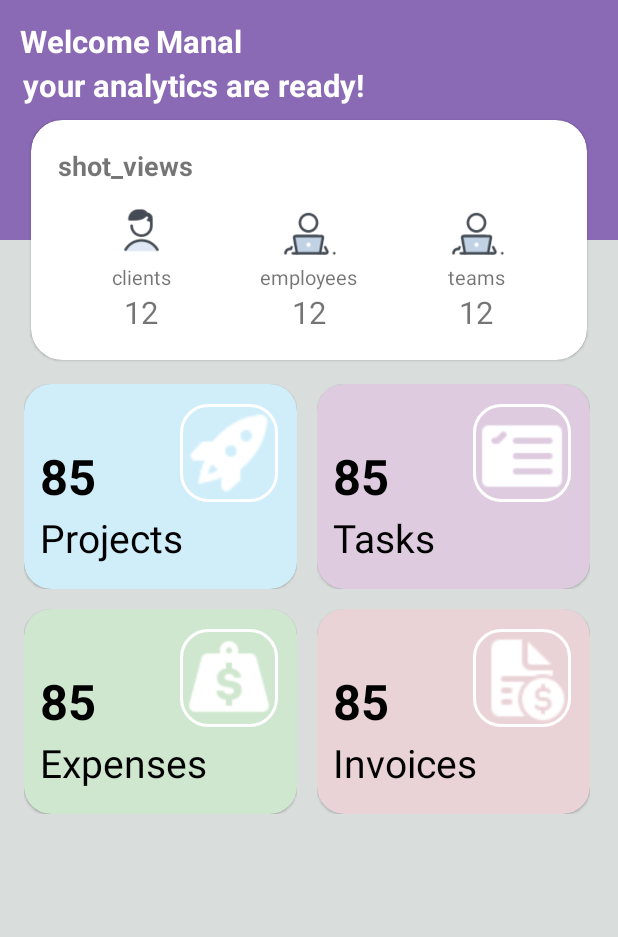
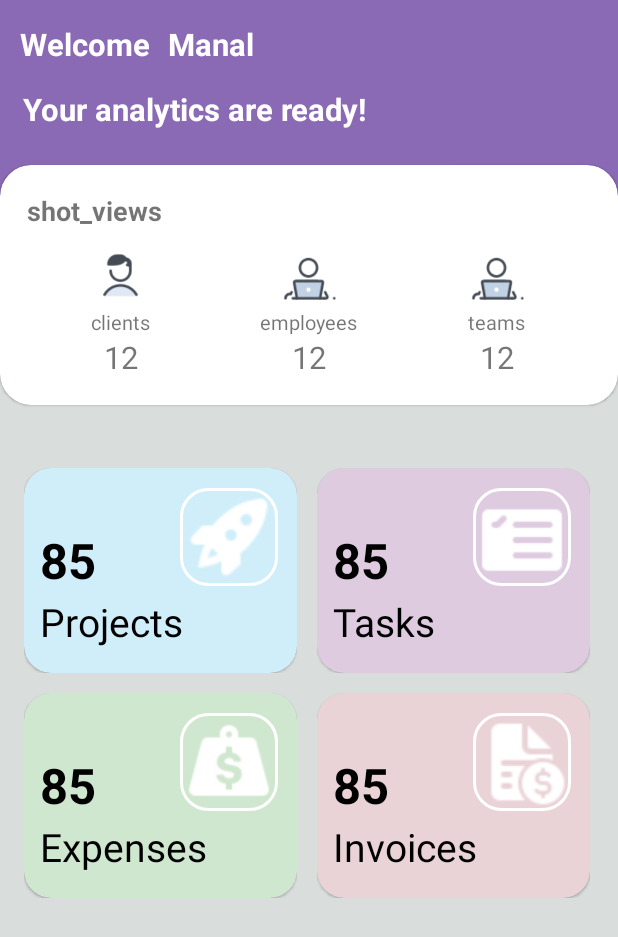
Before and after one commit to SoftClick-for-project-managment/SoftClick_mobile, an Android app: the fragment PrincipalFragment shown on its own in the app's theme, on a phone screen of 412 x 824 dp. Shown: the top 937 px of the screen. Run offline under Robolectric (Android 15) with nearby library versions, the phone set to English and light mode, and no system bars; our stand-ins replace sdp/ssp sizes.

Commit message:
team_commit

```diff
--- a/app/src/main/res/layout/fragment_principal.xml
+++ b/app/src/main/res/layout/fragment_principal.xml
@@ -27,7 +27,7 @@
         android:layout_width="wrap_content"
         android:layout_height="wrap_content"
         android:layout_marginStart="@dimen/_10ssp"
-        android:layout_marginTop="@dimen/_10sdp"
+        android:layout_marginTop="@dimen/_12sdp"
         android:text="@string/welcome"
         android:textStyle="bold"
         android:textColor="@color/white"
@@ -39,8 +39,8 @@
         android:id="@+id/employeename"
         android:layout_width="wrap_content"
         android:layout_height="wrap_content"
-        android:layout_marginStart="@dimen/_3ssp"
-        android:layout_marginTop="@dimen/_10sdp"
+        android:layout_marginStart="@dimen/_9ssp"
+        android:layout_marginTop="@dimen/_12sdp"
         android:text="Manal"
         android:textStyle="bold"
         android:textColor="@color/white"
@@ -55,8 +55,8 @@
         android:layout_width="wrap_content"
         android:layout_height="wrap_content"
         android:layout_marginStart="15dp"
-        android:layout_marginTop="1dp"
-        android:text="your analytics are ready!"
+        android:layout_marginTop="15dp"
+        android:text="Your analytics are ready!"
         android:textColor="@color/white"
         android:textSize="@dimen/_16ssp"
         android:textStyle="bold"
@@ -67,19 +67,16 @@
         />
 
 
-
-
-
     <com.google.android.material.card.MaterialCardView
         android:id="@+id/cardheader"
         android:layout_width="match_parent"
         android:layout_height="wrap_content"
-        android:layout_marginStart="@dimen/_16sdp"
-        android:layout_marginEnd="@dimen/_16sdp"
+        android:layout_marginTop="110dp"
         app:cardBackgroundColor="@color/cardview_light_background"
         app:cardCornerRadius="@dimen/_16sdp"
-        app:layout_constraintBottom_toBottomOf="@id/viewHeaderBackground"
-        app:layout_constraintTop_toBottomOf="@id/viewHeaderBackground">
+        app:layout_constraintTop_toTopOf="@id/viewHeaderBackground"
+
+        >
 
         <androidx.constraintlayout.widget.ConstraintLayout
             android:layout_width="match_parent"
@@ -203,6 +200,7 @@
         android:overScrollMode="never"
         android:padding="16.00dp"
         android:scrollbars="none"
+        android:layout_marginTop="@dimen/_20sdp"
         app:layout_constraintBottom_toBottomOf="parent"
         app:layout_constraintTop_toBottomOf="@id/cardheader">
 <LinearLayout
@@ -221,7 +219,8 @@
     <LinearLayout
         android:layout_width="match_parent"
         android:layout_height="wrap_content"
-        android:orientation="horizontal">
+        android:orientation="horizontal"
+      >
 
         <include layout="@layout/dashboard_item3"/>
         <include layout="@layout/dashboard_item4"/>
```
